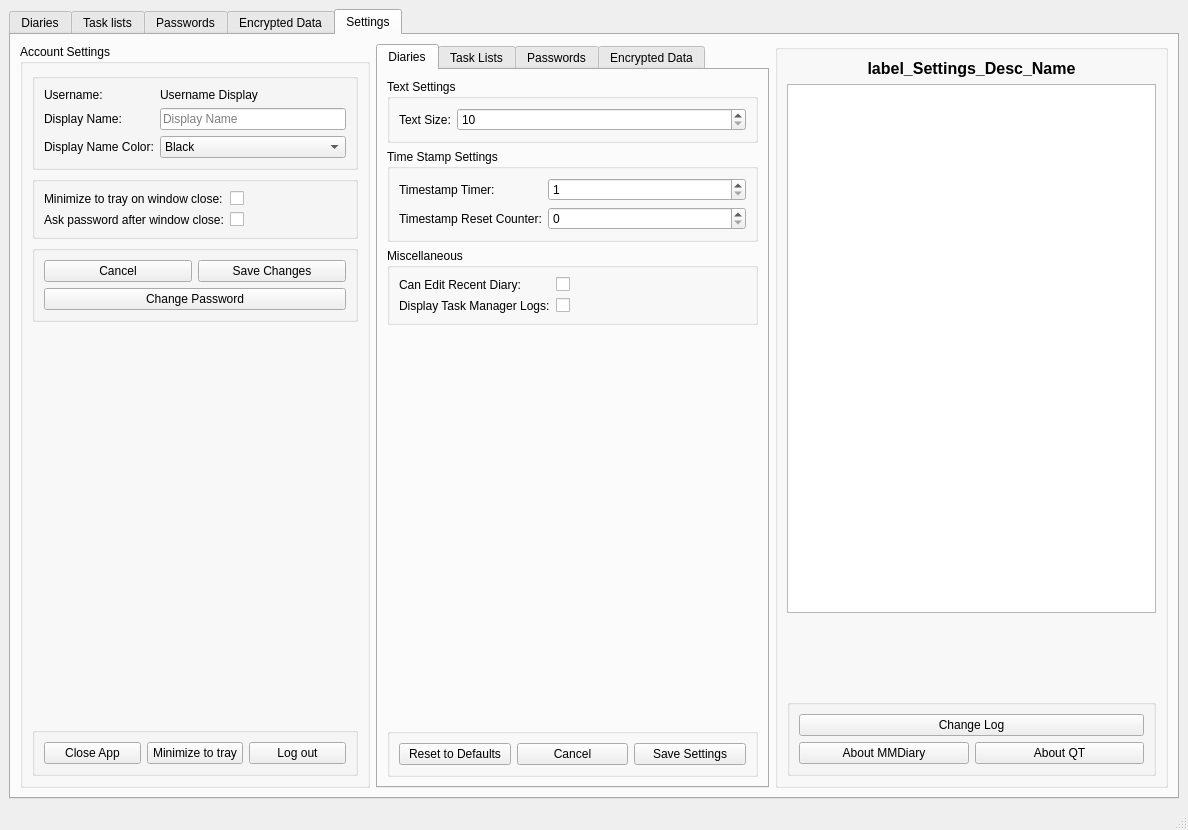
The window that mainwindow.ui (therealMaPMaKeR/MMDiary) describes before a commit, drawn with Qt 5.
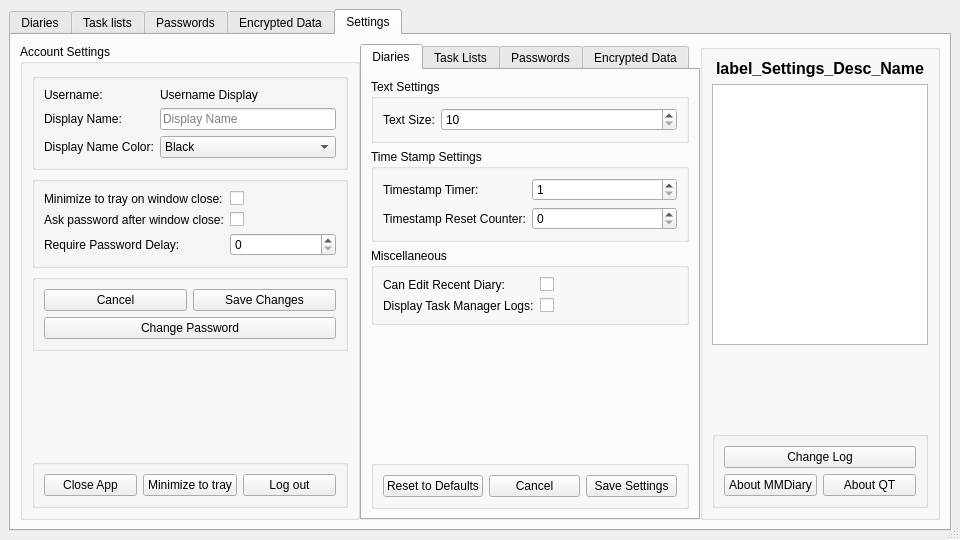
The same window after the commit. The open tabs and pages were chosen to show the change. Custom widgets are drawn as their Qt base class.

```diff
--- a/mainwindow.ui
+++ b/mainwindow.ui
@@ -6,8 +6,8 @@
    <rect>
     <x>0</x>
     <y>0</y>
-    <width>1188</width>
-    <height>830</height>
+    <width>960</width>
+    <height>540</height>
    </rect>
   </property>
   <property name="sizePolicy">
@@ -1025,6 +1025,20 @@
                 </property>
                </widget>
               </item>
+              <item row="2" column="0">
+               <widget class="QLabel" name="label_27">
+                <property name="text">
+                 <string>Require Password Delay:</string>
+                </property>
+               </widget>
+              </item>
+              <item row="2" column="1">
+               <widget class="QSpinBox" name="spinBox_ReqPWDelay">
+                <property name="maximum">
+                 <number>300</number>
+                </property>
+               </widget>
+              </item>
              </layout>
             </widget>
            </item>
```
Left out of the diff: 24 changed lines with no effect on the pictures.
